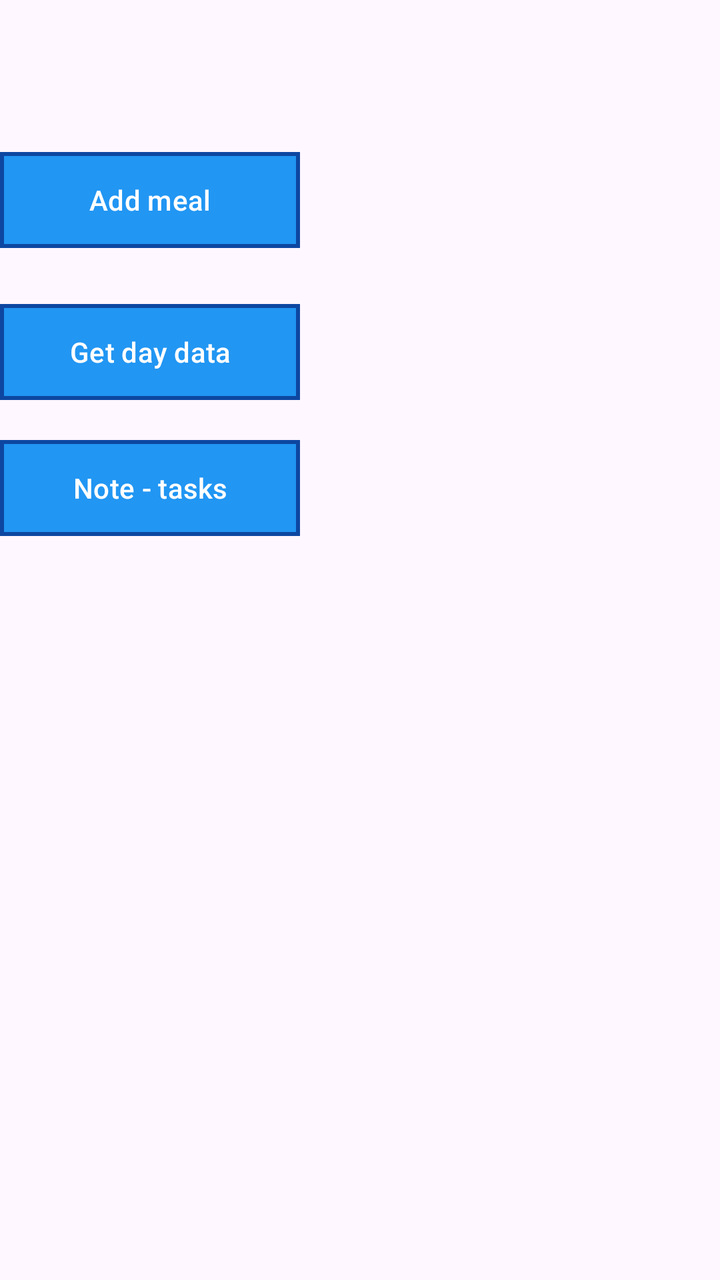
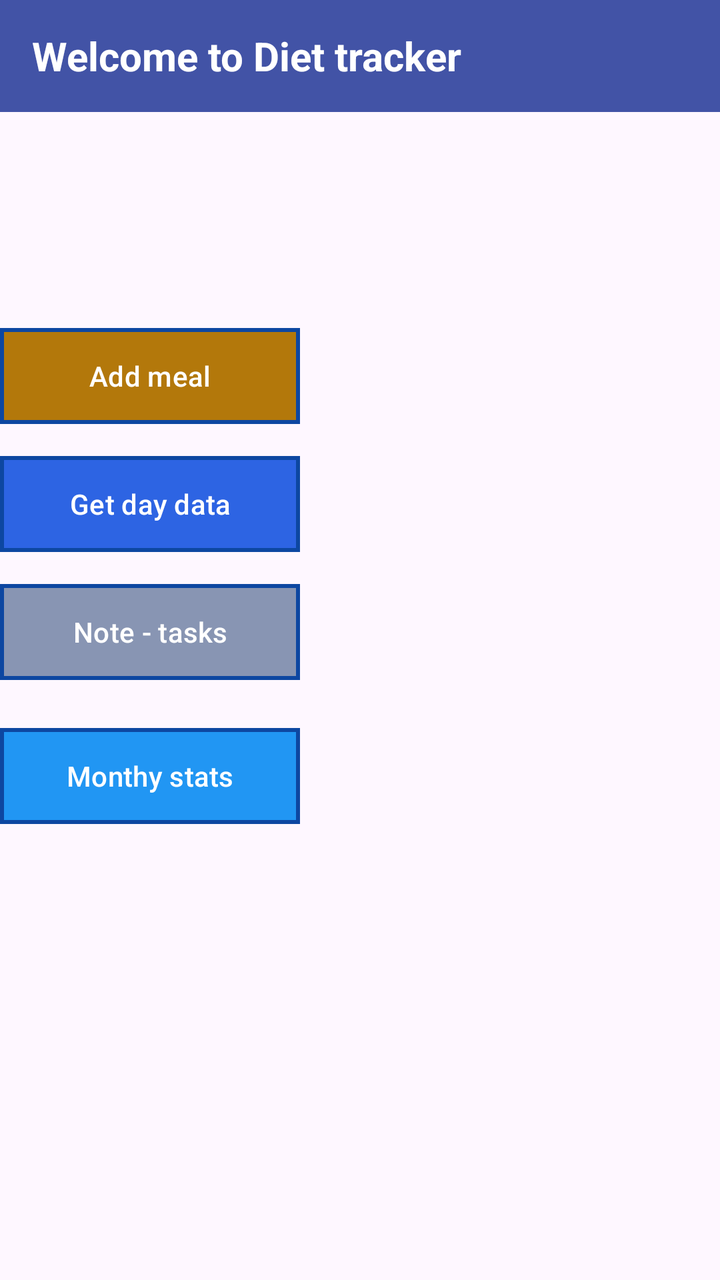

Screens rendered from an Android XML layout before and after an edit, with the pre-edit source and the edit as a unified diff.
<!-- AndroidManifest.xml: application theme Theme.Diettrackerandroid -->
<!-- res/layout/main_window.xml -->
<?xml version="1.0" encoding="utf-8"?>
<androidx.constraintlayout.widget.ConstraintLayout xmlns:android="http://schemas.android.com/apk/res/android"
    xmlns:app="http://schemas.android.com/apk/res-auto"
    xmlns:tools="http://schemas.android.com/tools"
    android:layout_width="match_parent"
    android:layout_height="match_parent">

    <Button
        android:id="@+id/addMealButton"
        android:layout_width="150dp"
        android:layout_height="wrap_content"
        android:layout_marginTop="76dp"
        android:text="Add meal"
        app:layout_constraintTop_toTopOf="parent"
        tools:layout_editor_absoluteX="-1dp"
        android:background="@drawable/buttons_main"
        app:backgroundTint="@null"
        />

    <Button
        android:id="@+id/getDayDataButton"
        android:layout_width="150dp"
        android:layout_height="wrap_content"
        android:layout_marginTop="28dp"
        android:text="Get day data"
        android:background="@drawable/buttons_main"
        app:backgroundTint="@null"
        app:layout_constraintStart_toStartOf="@+id/addMealButton"
        app:layout_constraintTop_toBottomOf="@+id/addMealButton" />

    <Button
        android:id="@+id/noteTaskButtonButton"
        android:layout_width="150dp"
        android:layout_height="wrap_content"
        android:layout_marginTop="20dp"
        android:text="Note - tasks"
        android:background="@drawable/buttons_main"
        app:backgroundTint="@null"
        app:layout_constraintStart_toStartOf="@+id/getDayDataButton"
        app:layout_constraintTop_toBottomOf="@+id/getDayDataButton" />
</androidx.constraintlayout.widget.ConstraintLayout>
<!-- resources referenced by this layout -->
<resources>
  <!-- drawable buttons_main (drawable) -->
  <?xml version="1.0" encoding="utf-8"?>
  <shape xmlns:android="http://schemas.android.com/apk/res/android"
      android:shape="rectangle"> 
  
      <solid android:color="#2196F3" /> 
  
      
      <stroke
          android:width="2dp"
          android:color="#0D47A1" />
  
      
  </shape>
  <style name="Theme.Diettrackerandroid" parent="Base.Theme.Diettrackerandroid" />
  <style name="Base.Theme.Diettrackerandroid" parent="Theme.Material3.DayNight.NoActionBar">
          
          
      </style>
</resources>

<!-- the commit's change to res/layout/main_window.xml (unified diff, before → after) -->
@@ -9,33 +9,55 @@
         android:id="@+id/addMealButton"
         android:layout_width="150dp"
         android:layout_height="wrap_content"
-        android:layout_marginTop="76dp"
+        android:layout_marginTop="164dp"
+        android:background="@drawable/add_meal_button"
         android:text="Add meal"
+        app:backgroundTint="@null"
         app:layout_constraintTop_toTopOf="parent"
-        tools:layout_editor_absoluteX="-1dp"
+        tools:layout_editor_absoluteX="0dp" />
+
+    <Button
+        android:id="@+id/monthlyStatsButton"
+        android:layout_width="150dp"
+        android:layout_height="wrap_content"
+        android:layout_marginTop="88dp"
         android:background="@drawable/buttons_main"
+        android:text="Monthy stats"
         app:backgroundTint="@null"
-        />
+        app:layout_constraintStart_toStartOf="@+id/getDayDataButton"
+        app:layout_constraintTop_toBottomOf="@+id/getDayDataButton" />
+
+    <Button
+        android:id="@+id/noteTaskButtonButton"
+        android:layout_width="150dp"
+        android:layout_height="wrap_content"
+        android:layout_marginTop="16dp"
+        android:background="@drawable/note_task_button"
+        android:text="Note - tasks"
+        app:backgroundTint="@null"
+        app:layout_constraintStart_toStartOf="@+id/getDayDataButton"
+        app:layout_constraintTop_toBottomOf="@+id/getDayDataButton" />
 
     <Button
         android:id="@+id/getDayDataButton"
         android:layout_width="150dp"
         android:layout_height="wrap_content"
-        android:layout_marginTop="28dp"
+        android:layout_marginTop="16dp"
+        android:background="@drawable/get_day_data"
         android:text="Get day data"
-        android:background="@drawable/buttons_main"
         app:backgroundTint="@null"
         app:layout_constraintStart_toStartOf="@+id/addMealButton"
         app:layout_constraintTop_toBottomOf="@+id/addMealButton" />
 
-    <Button
-        android:id="@+id/noteTaskButtonButton"
-        android:layout_width="150dp"
-        android:layout_height="wrap_content"
-        android:layout_marginTop="20dp"
-        android:text="Note - tasks"
-        android:background="@drawable/buttons_main"
-        app:backgroundTint="@null"
-        app:layout_constraintStart_toStartOf="@+id/getDayDataButton"
-        app:layout_constraintTop_toBottomOf="@+id/getDayDataButton" />
+    <TextView
+        android:layout_width="match_parent"
+        android:layout_height="56dp"
+        android:background="#4253a6"
+        android:text="Welcome to Diet tracker"
+        android:textColor="#FFFFFF"
+        android:textSize="20sp"
+        android:textStyle="bold"
+        android:gravity="center_vertical"
+        android:paddingStart="16dp" />
+
 </androidx.constraintlayout.widget.ConstraintLayout>
<!-- resource entries referenced after the edit -->
@@ -1,11 +1,53 @@
 <!-- resources referenced by this layout -->
 <resources>
+  <!-- drawable add_meal_button (drawable) -->
+  <?xml version="1.0" encoding="utf-8"?>
+  <shape xmlns:android="http://schemas.android.com/apk/res/android"
+      android:shape="rectangle"> 
+  
+      <solid android:color="#b3780b" /> 
+  
+      
+      <stroke
+          android:width="2dp"
+          android:color="#0D47A1" />
+  
+      
+  </shape>
   <!-- drawable buttons_main (drawable) -->
   <?xml version="1.0" encoding="utf-8"?>
   <shape xmlns:android="http://schemas.android.com/apk/res/android"
       android:shape="rectangle"> 
   
       <solid android:color="#2196F3" /> 
+  
+      
+      <stroke
+          android:width="2dp"
+          android:color="#0D47A1" />
+  
+      
+  </shape>
+  <!-- drawable get_day_data (drawable) -->
+  <?xml version="1.0" encoding="utf-8"?>
+  <shape xmlns:android="http://schemas.android.com/apk/res/android"
+      android:shape="rectangle"> 
+  
+      <solid android:color="#2d64e3" /> 
+  
+      
+      <stroke
+          android:width="2dp"
+          android:color="#0D47A1" />
+  
+      
+  </shape>
+  <!-- drawable note_task_button (drawable) -->
+  <?xml version="1.0" encoding="utf-8"?>
+  <shape xmlns:android="http://schemas.android.com/apk/res/android"
+      android:shape="rectangle"> 
+  
+      <solid android:color="#8895b3" /> 
   
       
       <stroke
